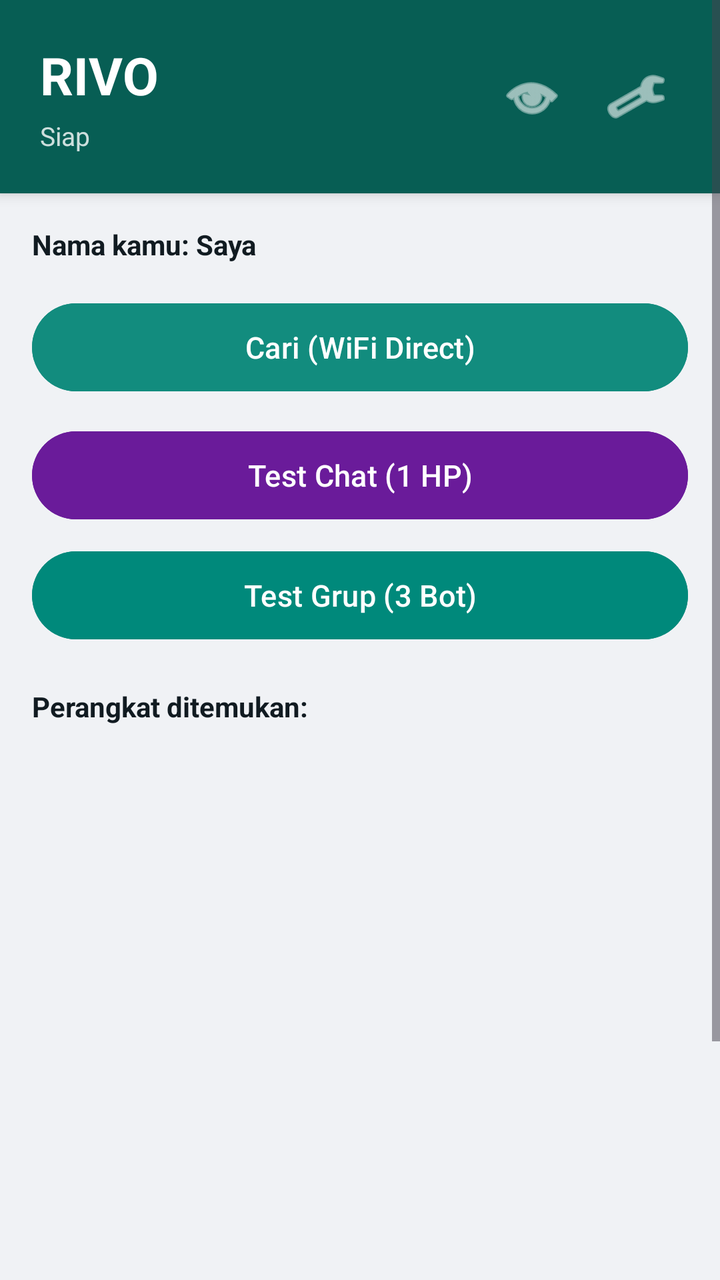
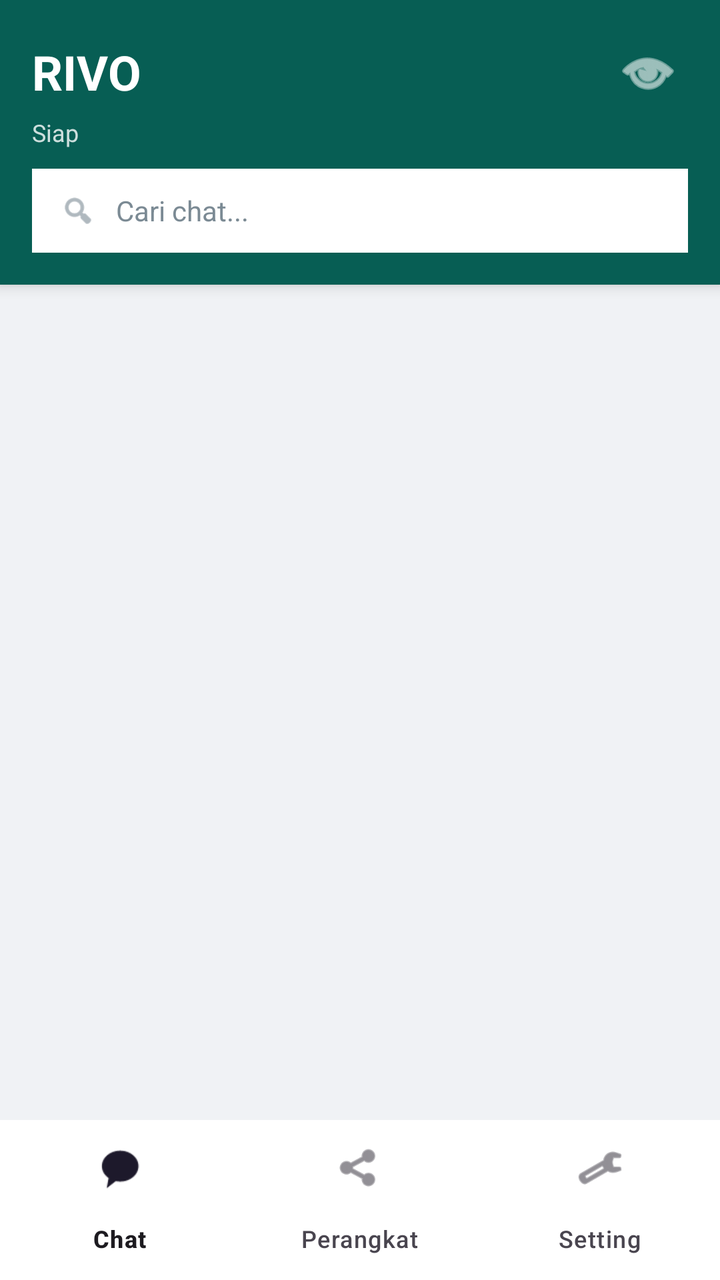

Compare the two renders of this Android layout. The source of the first and the diff that turns it into the second are given below.
<!-- AndroidManifest.xml: application theme Theme.Material3.DayNight.NoActionBar -->
<!-- res/layout/activity_main.xml -->
<?xml version="1.0" encoding="utf-8"?>
<ScrollView xmlns:android="http://schemas.android.com/apk/res/android"
    android:layout_width="match_parent"
    android:layout_height="match_parent"
    android:background="@color/home_bg">
<LinearLayout
    android:layout_width="match_parent"
    android:layout_height="wrap_content"
    android:orientation="vertical">
    <LinearLayout
        android:layout_width="match_parent"
        android:layout_height="wrap_content"
        android:background="@drawable/header_bg"
        android:orientation="horizontal"
        android:padding="20dp"
        android:gravity="center_vertical"
        android:elevation="4dp">
        <LinearLayout
            android:layout_width="0dp"
            android:layout_height="wrap_content"
            android:layout_weight="1"
            android:orientation="vertical">
            <TextView
                android:layout_width="match_parent"
                android:layout_height="wrap_content"
                android:text="RIVO"
                android:textColor="#FFFFFF"
                android:textSize="26sp"
                android:textStyle="bold" />
            <TextView
                android:id="@+id/statusText"
                android:layout_width="match_parent"
                android:layout_height="wrap_content"
                android:text="Siap"
                android:textColor="#CCFFFFFF"
                android:textSize="13sp"
                android:paddingTop="4dp" />
        </LinearLayout>
        <ImageButton
            android:id="@+id/btnDarkMode"
            android:layout_width="44dp"
            android:layout_height="44dp"
            android:layout_marginEnd="8dp"
            android:background="?android:attr/selectableItemBackgroundBorderless"
            android:src="@android:drawable/ic_menu_view"
            android:tint="#FFFFFF"
            android:contentDescription="Mode" />
        <ImageButton
            android:id="@+id/btnSettings"
            android:layout_width="44dp"
            android:layout_height="44dp"
            android:background="?android:attr/selectableItemBackgroundBorderless"
            android:src="@android:drawable/ic_menu_preferences"
            android:tint="#FFFFFF"
            android:contentDescription="Pengaturan" />
    </LinearLayout>
    <LinearLayout
        android:layout_width="match_parent"
        android:layout_height="wrap_content"
        android:orientation="vertical"
        android:padding="16dp">
        <TextView
            android:id="@+id/myNameText"
            android:layout_width="match_parent"
            android:layout_height="wrap_content"
            android:text="Nama kamu: Saya"
            android:textSize="14sp"
            android:textColor="@color/text_primary"
            android:paddingBottom="16dp"
            android:textStyle="bold" />
        <Button
            android:id="@+id/btnScan"
            android:layout_width="match_parent"
            android:layout_height="52dp"
            android:text="Cari (WiFi Direct)"
            android:textSize="15sp"
            android:backgroundTint="@color/brand_green_light"
            android:textColor="#FFFFFF" />
        <Button
            android:id="@+id/btnOpenChat"
            android:layout_width="match_parent"
            android:layout_height="52dp"
            android:layout_marginTop="8dp"
            android:text="Buka Chat"
            android:textSize="15sp"
            android:backgroundTint="@color/brand_accent"
            android:textColor="#FFFFFF"
            android:visibility="gone" />
        <Button
            android:id="@+id/btnDisconnect"
            android:layout_width="match_parent"
            android:layout_height="52dp"
            android:layout_marginTop="8dp"
            android:text="Putuskan Koneksi"
            android:textSize="15sp"
            android:backgroundTint="#E53935"
            android:textColor="#FFFFFF"
            android:visibility="gone" />
        <LinearLayout
            android:id="@+id/debugPanel"
            android:layout_width="match_parent"
            android:layout_height="wrap_content"
            android:layout_marginTop="12dp"
            android:background="#1A1A1A"
            android:orientation="vertical"
            android:padding="10dp"
            android:visibility="gone">
            <TextView
                android:layout_width="match_parent"
                android:layout_height="wrap_content"
                android:text="Debug Info"
                android:textColor="#00FF00"
                android:textSize="11sp"
                android:textStyle="bold" />
            <TextView
                android:id="@+id/debugText"
                android:layout_width="match_parent"
                android:layout_height="wrap_content"
                android:text=""
                android:textColor="#00FF00"
                android:textSize="10sp"
                android:fontFamily="monospace"
                android:paddingTop="4dp" />
        </LinearLayout>
        <Button
            android:id="@+id/btnTestChat"
            android:layout_width="match_parent"
            android:layout_height="52dp"
            android:layout_marginTop="12dp"
            android:text="Test Chat (1 HP)"
            android:textSize="15sp"
            android:backgroundTint="#6A1B9A"
            android:textColor="#FFFFFF" />
        <Button
            android:id="@+id/btnGroupChat"
            android:layout_width="match_parent"
            android:layout_height="52dp"
            android:layout_marginTop="8dp"
            android:text="Test Grup (3 Bot)"
            android:textSize="15sp"
            android:backgroundTint="#00897B"
            android:textColor="#FFFFFF" />
        <TextView
            android:layout_width="match_parent"
            android:layout_height="wrap_content"
            android:text="Perangkat ditemukan:"
            android:paddingTop="20dp"
            android:paddingBottom="8dp"
            android:textStyle="bold"
            android:textSize="14sp"
            android:textColor="@color/text_primary" />
        <androidx.recyclerview.widget.RecyclerView
            android:id="@+id/peerList"
            android:layout_width="match_parent"
            android:layout_height="400dp" />
    </LinearLayout>
</LinearLayout>
</ScrollView>
<!-- resources referenced by this layout -->
<resources>
  <color name="brand_accent">#25D366</color>
  <color name="brand_green_light">#128C7E</color>
  <color name="home_bg">#F0F2F5</color>
  <color name="text_primary">#111B21</color>
  <!-- drawable header_bg (drawable) -->
  <?xml version="1.0" encoding="utf-8"?>
  <shape xmlns:android="http://schemas.android.com/apk/res/android"
      android:shape="rectangle">
      <solid android:color="@color/brand_green" />
  </shape>
  <color name="brand_green">#075E54</color>
</resources>

<!-- the commit's change to res/layout/activity_main.xml (unified diff, before → after) -->
@@ -1,158 +1,121 @@
 <?xml version="1.0" encoding="utf-8"?>
-<ScrollView xmlns:android="http://schemas.android.com/apk/res/android"
+<LinearLayout xmlns:android="http://schemas.android.com/apk/res/android"
+    xmlns:app="http://schemas.android.com/apk/res-auto"
     android:layout_width="match_parent"
     android:layout_height="match_parent"
+    android:orientation="vertical"
     android:background="@color/home_bg">
-<LinearLayout
-    android:layout_width="match_parent"
-    android:layout_height="wrap_content"
-    android:orientation="vertical">
+
     <LinearLayout
         android:layout_width="match_parent"
         android:layout_height="wrap_content"
         android:background="@drawable/header_bg"
-        android:orientation="horizontal"
-        android:padding="20dp"
-        android:gravity="center_vertical"
+        android:orientation="vertical"
+        android:paddingTop="16dp"
+        android:paddingBottom="10dp"
+        android:paddingHorizontal="16dp"
         android:elevation="4dp">
+
         <LinearLayout
-            android:layout_width="0dp"
+            android:layout_width="match_parent"
             android:layout_height="wrap_content"
-            android:layout_weight="1"
-            android:orientation="vertical">
+            android:orientation="horizontal"
+            android:gravity="center_vertical">
+
             <TextView
-                android:layout_width="match_parent"
+                android:layout_width="0dp"
                 android:layout_height="wrap_content"
+                android:layout_weight="1"
                 android:text="RIVO"
                 android:textColor="#FFFFFF"
-                android:textSize="26sp"
+                android:textSize="24sp"
                 android:textStyle="bold" />
-            <TextView
-                android:id="@+id/statusText"
+
+            <ImageButton
+                android:id="@+id/btnDarkMode"
+                android:layout_width="40dp"
+                android:layout_height="40dp"
+                android:background="?android:attr/selectableItemBackgroundBorderless"
+                android:src="@android:drawable/ic_menu_view"
+                android:tint="#FFFFFF"
+                android:contentDescription="Mode" />
+        </LinearLayout>
+
+        <TextView
+            android:id="@+id/statusText"
+            android:layout_width="match_parent"
+            android:layout_height="wrap_content"
+            android:text="Siap"
+            android:textColor="#CCFFFFFF"
+            android:textSize="12sp"
+            android:paddingTop="2dp"
+            android:paddingBottom="10dp" />
+
+        <LinearLayout
+            android:layout_width="match_parent"
+            android:layout_height="42dp"
+            android:background="#FFFFFF"
+            android:orientation="horizontal"
+            android:gravity="center_vertical"
+            android:paddingHorizontal="14dp"
+            android:layout_marginBottom="6dp">
+
+            <ImageView
+                android:layout_width="18dp"
+                android:layout_height="18dp"
+                android:src="@android:drawable/ic_menu_search"
+                android:tint="#7B8A94"
+                android:contentDescription="Cari" />
+
+            <EditText
+                android:id="@+id/searchInput"
                 android:layout_width="match_parent"
-                android:layout_height="wrap_content"
-                android:text="Siap"
-                android:textColor="#CCFFFFFF"
-                android:textSize="13sp"
-                android:paddingTop="4dp" />
+                android:layout_height="match_parent"
+                android:background="@null"
+                android:hint="Cari chat..."
+                android:textColorHint="#7B8A94"
+                android:textColor="@color/text_primary"
+                android:textSize="14sp"
+                android:paddingStart="10dp"
+                android:paddingEnd="10dp"
+                android:inputType="text"
+                android:importantForAutofill="no" />
         </LinearLayout>
-        <ImageButton
-            android:id="@+id/btnDarkMode"
-            android:layout_width="44dp"
-            android:layout_height="44dp"
-            android:layout_marginEnd="8dp"
-            android:background="?android:attr/selectableItemBackgroundBorderless"
-            android:src="@android:drawable/ic_menu_view"
-            android:tint="#FFFFFF"
-            android:contentDescription="Mode" />
-        <ImageButton
-            android:id="@+id/btnSettings"
-            android:layout_width="44dp"
-            android:layout_height="44dp"
-            android:background="?android:attr/selectableItemBackgroundBorderless"
-            android:src="@android:drawable/ic_menu_preferences"
-            android:tint="#FFFFFF"
-            android:contentDescription="Pengaturan" />
     </LinearLayout>
-    <LinearLayout
+
+    <FrameLayout
+        android:id="@+id/fragmentContainer"
+        android:layout_width="match_parent"
+        android:layout_height="0dp"
+        android:layout_weight="1">
+
+        <androidx.recyclerview.widget.RecyclerView
+            android:id="@+id/chatList"
+            android:layout_width="match_parent"
+            android:layout_height="match_parent"
+            android:paddingTop="4dp"
+            android:clipToPadding="false"
+            android:paddingBottom="80dp" />
+
+        <TextView
+            android:id="@+id/emptyText"
+            android:layout_width="match_parent"
+            android:layout_height="wrap_content"
+            android:layout_gravity="center"
+            android:text="Belum ada chat.\nTap tombol + untuk mulai."
+            android:textAlignment="center"
+            android:textColor="@color/text_secondary"
+            android:textSize="14sp"
+            android:padding="40dp"
+            android:visibility="gone" />
+    </FrameLayout>
+
+    <com.google.android.material.bottomnavigation.BottomNavigationView
+        android:id="@+id/bottomNav"
         android:layout_width="match_parent"
         android:layout_height="wrap_content"
-        android:orientation="vertical"
-        android:padding="16dp">
-        <TextView
-            android:id="@+id/myNameText"
-            android:layout_width="match_parent"
-            android:layout_height="wrap_content"
-            android:text="Nama kamu: Saya"
-            android:textSize="14sp"
-            android:textColor="@color/text_primary"
-            android:paddingBottom="16dp"
-            android:textStyle="bold" />
-        <Button
-            android:id="@+id/btnScan"
-            android:layout_width="match_parent"
-            android:layout_height="52dp"
-            android:text="Cari (WiFi Direct)"
-            android:textSize="15sp"
-            android:backgroundTint="@color/brand_green_light"
-            android:textColor="#FFFFFF" />
-        <Button
-            android:id="@+id/btnOpenChat"
-            android:layout_width="match_parent"
-            android:layout_height="52dp"
-            android:layout_marginTop="8dp"
-            android:text="Buka Chat"
-            android:textSize="15sp"
-            android:backgroundTint="@color/brand_accent"
-            android:textColor="#FFFFFF"
-            android:visibility="gone" />
-        <Button
-            android:id="@+id/btnDisconnect"
-            android:layout_width="match_parent"
-            android:layout_height="52dp"
-            android:layout_marginTop="8dp"
-            android:text="Putuskan Koneksi"
-            android:textSize="15sp"
-            android:backgroundTint="#E53935"
-            android:textColor="#FFFFFF"
-            android:visibility="gone" />
-        <LinearLayout
-            android:id="@+id/debugPanel"
-            android:layout_width="match_parent"
-            android:layout_height="wrap_content"
-            android:layout_marginTop="12dp"
-            android:background="#1A1A1A"
-            android:orientation="vertical"
-            android:padding="10dp"
-            android:visibility="gone">
-            <TextView
-                android:layout_width="match_parent"
-                android:layout_height="wrap_content"
-                android:text="Debug Info"
-                android:textColor="#00FF00"
-                android:textSize="11sp"
-                android:textStyle="bold" />
-            <TextView
-                android:id="@+id/debugText"
-                android:layout_width="match_parent"
-                android:layout_height="wrap_content"
-                android:text=""
-                android:textColor="#00FF00"
-                android:textSize="10sp"
-                android:fontFamily="monospace"
-                android:paddingTop="4dp" />
-        </LinearLayout>
-        <Button
-            android:id="@+id/btnTestChat"
-            android:layout_width="match_parent"
-            android:layout_height="52dp"
-            android:layout_marginTop="12dp"
-            android:text="Test Chat (1 HP)"
-            android:textSize="15sp"
-            android:backgroundTint="#6A1B9A"
-            android:textColor="#FFFFFF" />
-        <Button
-            android:id="@+id/btnGroupChat"
-            android:layout_width="match_parent"
-            android:layout_height="52dp"
-            android:layout_marginTop="8dp"
-            android:text="Test Grup (3 Bot)"
-            android:textSize="15sp"
-            android:backgroundTint="#00897B"
-            android:textColor="#FFFFFF" />
-        <TextView
-            android:layout_width="match_parent"
-            android:layout_height="wrap_content"
-            android:text="Perangkat ditemukan:"
-            android:paddingTop="20dp"
-            android:paddingBottom="8dp"
-            android:textStyle="bold"
-            android:textSize="14sp"
-            android:textColor="@color/text_primary" />
-        <androidx.recyclerview.widget.RecyclerView
-            android:id="@+id/peerList"
-            android:layout_width="match_parent"
-            android:layout_height="400dp" />
-    </LinearLayout>
+        android:background="@color/bubble_other"
+        app:menu="@menu/bottom_nav_menu"
+        app:labelVisibilityMode="labeled" />
+
 </LinearLayout>
-</ScrollView>
<!-- resource entries referenced after the edit -->
@@ -1,9 +1,9 @@
 <!-- resources referenced by this layout -->
 <resources>
-  <color name="brand_accent">#25D366</color>
-  <color name="brand_green_light">#128C7E</color>
+  <color name="bubble_other">#FFFFFF</color>
   <color name="home_bg">#F0F2F5</color>
   <color name="text_primary">#111B21</color>
+  <color name="text_secondary">#667781</color>
   <!-- drawable header_bg (drawable) -->
   <?xml version="1.0" encoding="utf-8"?>
   <shape xmlns:android="http://schemas.android.com/apk/res/android"
